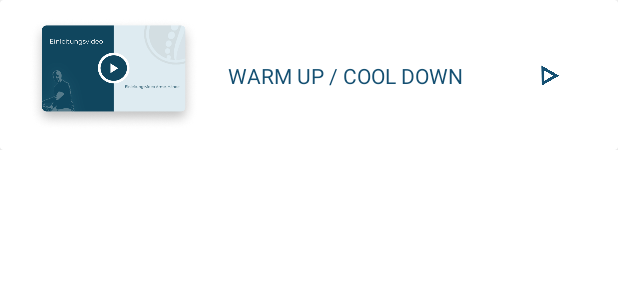
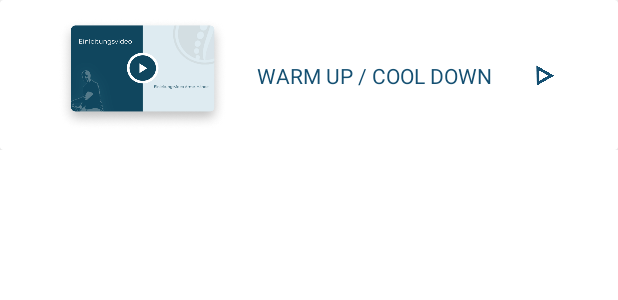
Before and after one commit to MichaelSchwentner/SchmerzfreiApp, an Android app: the layout uebungsbilder_item.xml on its own in the app's theme, with its tools: preview values and no code run, on a phone screen of 412 x 824 dp. Shown: the top 300 px of the screen. Run offline under Robolectric (Android 15) with nearby library versions, the phone set to English and light mode, and no system bars.

Commit message:
update.v5 recycler

```diff
--- a/app/src/main/res/layout/uebungsbilder_item.xml
+++ b/app/src/main/res/layout/uebungsbilder_item.xml
@@ -7,7 +7,7 @@
 
     <androidx.cardview.widget.CardView
         android:id="@+id/uebungen_card"
-        android:layout_width="match_parent"
+        android:layout_width="0dp"
         android:layout_height="100dp"
         app:layout_constraintBottom_toBottomOf="parent"
         app:layout_constraintEnd_toEndOf="parent"
@@ -23,7 +23,7 @@
                 android:id="@+id/uebungsBild_image"
                 android:layout_width="120dp"
                 android:layout_height="76dp"
-                android:layout_marginStart="16dp"
+                android:layout_marginStart="35dp"
                 android:layout_marginTop="10dp"
                 android:layout_marginBottom="12dp"
                 app:layout_constraintBottom_toBottomOf="parent"
@@ -46,7 +46,7 @@
                 android:id="@+id/play_view"
                 android:layout_width="27dp"
                 android:layout_height="18dp"
-                android:layout_marginEnd="32dp"
+                android:layout_marginEnd="35dp"
                 app:layout_constraintBottom_toBottomOf="parent"
                 app:layout_constraintEnd_toEndOf="parent"
                 app:layout_constraintTop_toTopOf="parent"
```
Also changed, not shown: app/src/main/res/drawable/settings_24px.png.
